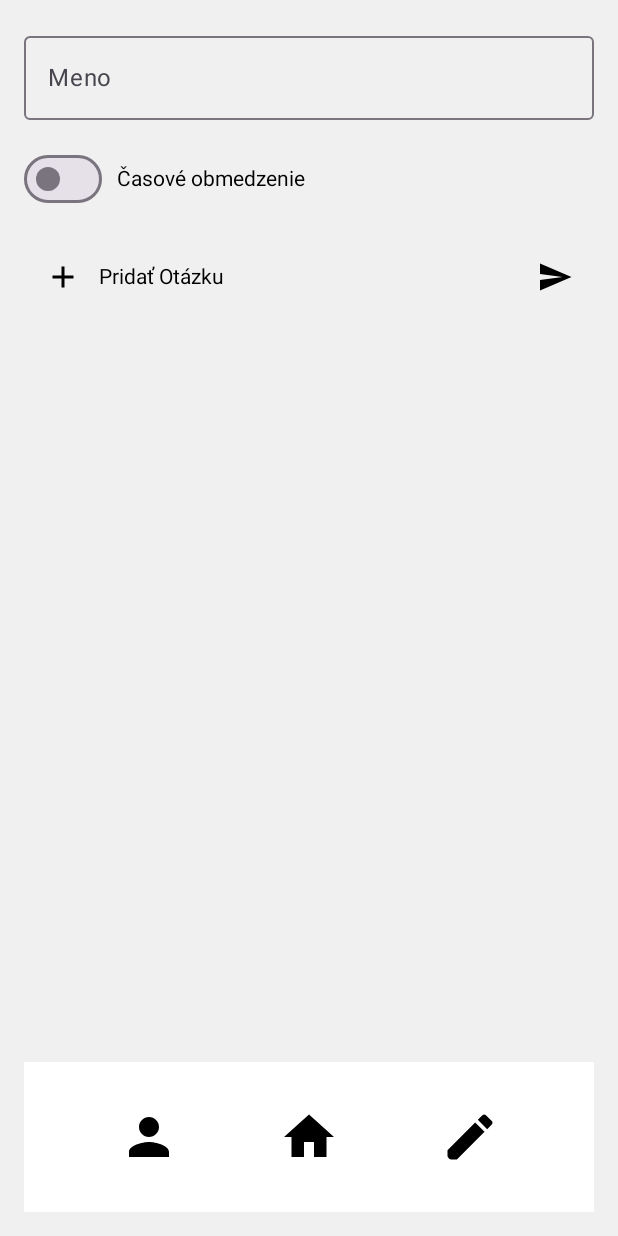
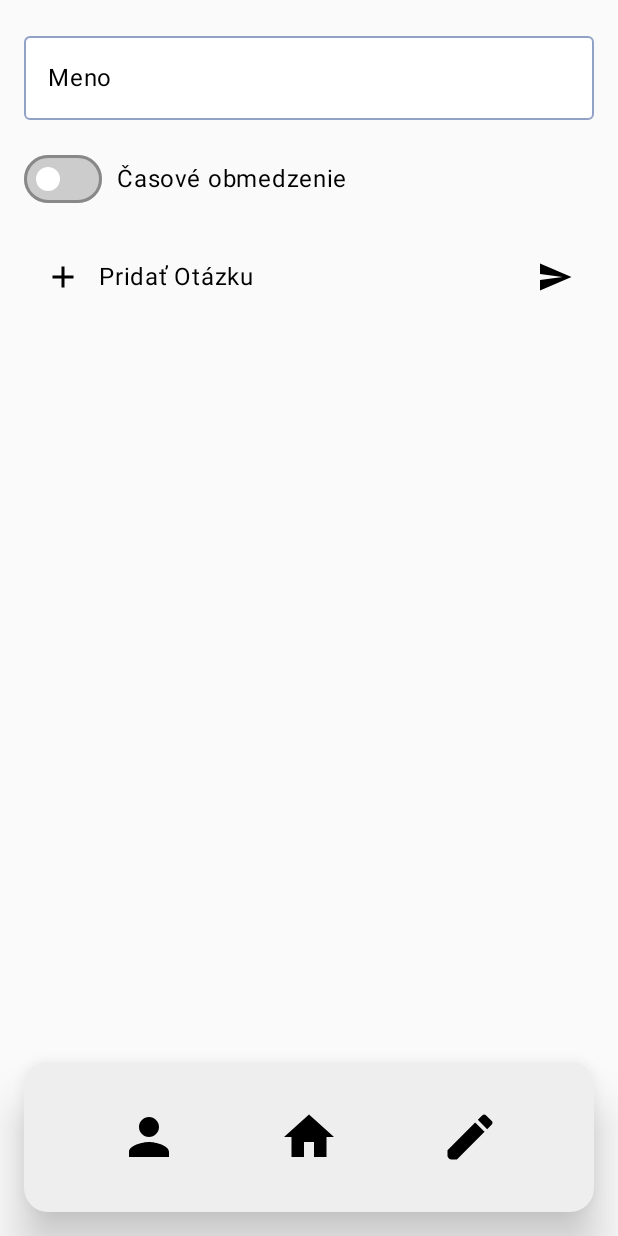
Before and after one commit to Baltazar3334/Semestralka_VAMZ, an Android app built with Jetpack Compose: the screen it shows after launch (MainActivity), after a tap on "Favorites", on a phone screen of 412 x 824 dp. Run offline under Robolectric (Android 15) with nearby library versions, the phone set to English and light mode, and no system bars; our stand-ins replace Room's generated code.

Commit message:
Obecne upravenie UI aby vyzeralo krajsie, tiez pridane UserStats do databazy na sledovanie statistik uzivatela. Tieto statistiky sa potom zobrazuju na uvodnej stranke aplikacie

```diff
--- a/app/src/main/java/com/example/semestralka_vamz/data/database/AppDatabase.kt
+++ b/app/src/main/java/com/example/semestralka_vamz/data/database/AppDatabase.kt
@@ -6,11 +6,13 @@ import androidx.room.Room
 import androidx.room.RoomDatabase
 import com.example.semestralka_vamz.data.database.entity.Question
 import com.example.semestralka_vamz.data.database.entity.Quiz
+import com.example.semestralka_vamz.data.database.entity.UserStats
 
-@Database(entities = [Quiz::class, Question::class], version = 2, exportSchema = false)
+@Database(entities = [Quiz::class, Question::class, UserStats::class], version = 4, exportSchema = false)
 abstract class AppDatabase : RoomDatabase() {
     abstract fun quizDao(): QuizDao
     abstract fun questionDao(): QuestionDao
+    abstract fun userStatsDao(): UserStatsDao
 
     companion object {
         @Volatile
@@ -22,7 +24,8 @@ abstract class AppDatabase : RoomDatabase() {
                     context.applicationContext,
                     AppDatabase::class.java,
                     "quiz_database"
-                ).build()
+                ).fallbackToDestructiveMigration()
+                 .build()
                 INSTANCE = instance
                 instance
             }
--- /dev/null
+++ b/app/src/main/java/com/example/semestralka_vamz/data/database/UserStatsDao.kt
@@ -0,0 +1,19 @@
+package com.example.semestralka_vamz.data.database
+
+import androidx.room.Dao
+import androidx.room.Insert
+import androidx.room.OnConflictStrategy
+import androidx.room.Query
+import com.example.semestralka_vamz.data.database.entity.UserStats
+import kotlinx.coroutines.flow.Flow
+
+@Dao
+interface UserStatsDao {
+
+    @Query("SELECT * FROM UserStats WHERE id = 0")
+    fun getStats(): Flow<UserStats?>
+
+    @Insert(onConflict = OnConflictStrategy.REPLACE)
+    suspend fun insertStats(stats: UserStats)
+
+}
--- a/app/src/main/java/com/example/semestralka_vamz/ui/MainActivity.kt
+++ b/app/src/main/java/com/example/semestralka_vamz/ui/MainActivity.kt
@@ -11,10 +11,7 @@ import androidx.compose.animation.fadeOut
 import androidx.compose.animation.slideInHorizontally
 import androidx.compose.animation.slideOutHorizontally
 import androidx.compose.animation.with
-import androidx.compose.foundation.Image
-import androidx.compose.foundation.background
 import androidx.compose.foundation.layout.Arrangement
-import androidx.compose.foundation.layout.Box
 import androidx.compose.foundation.layout.Column
 import androidx.compose.foundation.layout.Row
 import androidx.compose.foundation.layout.Spacer
@@ -23,39 +20,40 @@ import androidx.compose.foundation.layout.fillMaxWidth
 import androidx.compose.foundation.layout.height
 import androidx.compose.foundation.layout.padding
 import androidx.compose.foundation.layout.size
-import androidx.compose.foundation.layout.width
-import androidx.compose.foundation.shape.CircleShape
 import androidx.compose.foundation.shape.RoundedCornerShape
 import androidx.compose.material.icons.Icons
 import androidx.compose.material.icons.filled.Edit
 import androidx.compose.material.icons.filled.Home
 import androidx.compose.material.icons.filled.Person
-import androidx.compose.material.icons.filled.Settings
 import androidx.compose.material3.AlertDialog
 import androidx.compose.material3.Card
 import androidx.compose.material3.CardDefaults
 import androidx.compose.material3.Icon
 import androidx.compose.material3.IconButton
+import androidx.compose.material3.MaterialTheme
+import androidx.compose.material3.Surface
 import androidx.compose.material3.Text
 import androidx.compose.material3.TextButton
 import androidx.compose.runtime.Composable
+import androidx.compose.runtime.collectAsState
 import androidx.compose.runtime.getValue
 import androidx.compose.runtime.mutableStateOf
 import androidx.compose.runtime.remember
 import androidx.compose.runtime.setValue
 import androidx.compose.ui.Alignment
 import androidx.compose.ui.Modifier
-import androidx.compose.ui.draw.clip
 import androidx.compose.ui.graphics.Color
 import androidx.compose.ui.platform.LocalContext
-import androidx.compose.ui.res.painterResource
 import androidx.compose.ui.text.font.Font
 import androidx.compose.ui.text.font.FontFamily
 import androidx.compose.ui.text.font.FontWeight
 import androidx.compose.ui.unit.dp
 import androidx.compose.ui.unit.sp
 import com.example.semestralka_vamz.R
+import com.example.semestralka_vamz.data.database.AppDatabase
+import com.example.semestralka_vamz.data.database.Repository.StatsRepository
 import com.example.semestralka_vamz.data.database.entity.Quiz
+import com.example.semestralka_vamz.ui.theme.SemestralkaTheme
 
 val mainFont = FontFamily(
     Font(R.font.lato_black)
@@ -72,6 +70,7 @@ class MainActivity : ComponentActivity() {
         super.onCreate(savedInstanceState)
         enableEdgeToEdge()
         setContent {
+            SemestralkaTheme {
                 var currentScreen by remember { mutableStateOf("menu") }
                 var showExitDialog by remember { mutableStateOf(false) }
                 var showExitDialogToDatabase by remember { mutableStateOf(false) }
@@ -201,16 +200,24 @@ class MainActivity : ComponentActivity() {
 
                 }
             }
+
+        }
     }
 }
 
 @Composable
 fun MenuScreen(onEditClick: () -> Unit, onHomeClick: () -> Unit, onStorageClick: () -> Unit) {
 
+    val context = LocalContext.current
+    val db = AppDatabase.getDatabase(context)
+    val statsRepository = StatsRepository(db.userStatsDao())
+    val statsState by statsRepository.statsFlow.collectAsState(initial = null)
+    val stats = statsState
+
+
     Column(
         modifier = Modifier
             .fillMaxSize()
-            .background(Color(0xFFF0F0F0))
             .padding(
                 top = 25.dp,
                 bottom = 16.dp,
@@ -221,26 +228,43 @@ fun MenuScreen(onEditClick: () -> Unit, onHomeClick: () -> Unit, onStorageClick:
         Column(
             verticalArrangement = Arrangement.spacedBy(20.dp)
         ) {
-            MenuCard(title = "Posledný kvíz", Modifier, 180, 0, "posledny_kviz")
-            MenuCard(title = "Rozrobeny Kvíz", Modifier, 180, 0, "posledny_kviz")
-            Row(
-                verticalAlignment = Alignment.CenterVertically,
-                horizontalArrangement = Arrangement.SpaceBetween,
-                modifier = Modifier.fillMaxWidth()
+            Spacer(modifier = Modifier.height(8.dp))
+            Text(
+                text = "Dobrý Deň,",
+                fontWeight = FontWeight.Bold,
+                fontSize = 40.sp
+            )
+            Card(
+                modifier = Modifier
+                    .fillMaxWidth()
+                    .padding(1.dp),
+                elevation = CardDefaults.cardElevation(defaultElevation = 8.dp),
+                shape = RoundedCornerShape(16.dp),
+                colors = CardDefaults.cardColors(
+                    containerColor = MaterialTheme.colorScheme.surface
+                )
             ) {
-                MenuCard(title = "Obľúbené", modifier = Modifier.weight(1f), 140, 80, "")
-                Spacer(modifier = Modifier.width(8.dp))
-                IconButton(
-                    onClick = { /* Nastavenia */ },
-                    modifier = Modifier
-                        .size(120.dp)
-                        .background(Color.White, shape = RoundedCornerShape(12.dp))
+                Column(
+                    modifier = Modifier.padding(16.dp)
                 ) {
-                    Icon(
-                        imageVector = Icons.Default.Settings,
-                        contentDescription = "Nastavenia",
-                        modifier = Modifier.size(48.dp)
+                    Text(
+                        text = "Vaše štatistiky",
+                        fontWeight = FontWeight.Bold,
+                        fontSize = 20.sp
                     )
+                    Spacer(modifier = Modifier.height(8.dp))
+
+                    if (stats == null) {
+                        Text("Žiadne údaje zatiaľ nie sú dostupné.")
+                    } else {
+                        val successRate = if (stats.totalQuestionsAnswered > 0)
+                            (stats.totalCorrectAnswers * 100 / stats.totalQuestionsAnswered)
+                        else 0
+
+                        Text("Dokončené kvízy: ${stats.totalQuizzesCompleted}")
+                        Text("Perfektné skóre: ${stats.perfectScores}")
+                        Text("Úspešnosť: $successRate %")
+                    }
                 }
             }
         }
@@ -250,88 +274,21 @@ fun MenuScreen(onEditClick: () -> Unit, onHomeClick: () -> Unit, onStorageClick:
 }
 
 @Composable
-fun MenuCard(title: String, modifier: Modifier = Modifier, height: Int, width: Int, obrazok: String) {
-
-    val widthModifier = if (width == 0) {
-        Modifier.fillMaxWidth()
-    } else {
-        Modifier.width(width.dp)
-    }
-
-    val context = LocalContext.current
-    val imageId = context.resources.getIdentifier(obrazok, "drawable", context.packageName)
-    val imagePainter = if (imageId != 0) {
-        painterResource(id = imageId)
-    } else {
-        painterResource(id = R.drawable.posledny_kviz)
-    }
-
-    Card(
-        modifier = modifier
-            .then(widthModifier)
-            .height(height.dp),
-        shape = RoundedCornerShape(12.dp),
-        elevation = CardDefaults.cardElevation(10.dp)
-
+fun BottomNavigationBar(onEditClick: () -> Unit, onHomeClick: () -> Unit, onStorageClick: () -> Unit) {
+    Surface(
+        tonalElevation = 10.dp,
+        shadowElevation = 18.dp,
+        color = Color(0xFFeeeeee),
+        shape = RoundedCornerShape(
+            topStart = 16.dp,
+            topEnd = 16.dp,
+            bottomStart = 16.dp,
+            bottomEnd = 16.dp),
     ) {
-        if (imageId != 0){
-            Row(
-                verticalAlignment = Alignment.CenterVertically,
-                modifier = Modifier.padding(15.dp)
-            ) {
-                Image(
-                    painter = imagePainter,
-                    contentDescription = "Avatar",
-                    modifier = Modifier
-                        .size(80.dp)
-                        .clip(CircleShape)
-                )
-
-
-                Spacer(modifier = Modifier.width(15.dp))
-
-                Column(
-                    verticalArrangement = Arrangement.Center
-                ) {
-                    Text(text = title, fontSize = 30.sp, fontWeight = FontWeight.Bold, fontFamily = mainFont)
-                    Text(text = "Autor", fontSize = 12.sp, color = Color.Gray)
-
-
-                }
-
-
-            }
-            Column(
-                verticalArrangement = Arrangement.Center
-            ) {
-                Text(text = "Popis", fontSize = 13.sp, color = Color.Gray,modifier = Modifier.padding(15.dp) )
-            }
-
-        }else{
-            Box(
-                contentAlignment = Alignment.Center,
-                modifier = Modifier.fillMaxSize()
-            ) {
-                Text(
-                    text = title,
-                    fontSize = 30.sp,
-                    fontWeight = FontWeight.Bold,
-                    fontFamily = mainFont,
-                    modifier = Modifier.align(Alignment.Center)
-                )
-            }
-        }
-
-    }
-}
-
-@Composable
-fun BottomNavigationBar(onEditClick: () -> Unit, onHomeClick: () -> Unit, onStorageClick: () -> Unit) {
         Row(
             modifier = Modifier
-            .width(400.dp)
-            .height(100.dp)
-            .background(Color.White),
+                .fillMaxWidth()
+                .height(100.dp),
             horizontalArrangement = Arrangement.SpaceEvenly,
             verticalAlignment = Alignment.CenterVertically
         ) {
@@ -340,7 +297,6 @@ fun BottomNavigationBar(onEditClick: () -> Unit, onHomeClick: () -> Unit, onStor
                     Icons.Default.Person,
                     contentDescription = "Documents",
                     modifier = Modifier.size(48.dp)
-
                 )
             }
             IconButton(onClick = { onHomeClick() }) {
@@ -356,6 +312,7 @@ fun BottomNavigationBar(onEditClick: () -> Unit, onHomeClick: () -> Unit, onStor
                     contentDescription = "Favorites",
                     modifier = Modifier.size(48.dp)
                 )
+            }
         }
     }
 }
--- a/app/src/main/java/com/example/semestralka_vamz/ui/QuizCreateScreen.kt
+++ b/app/src/main/java/com/example/semestralka_vamz/ui/QuizCreateScreen.kt
@@ -1,6 +1,5 @@
 package com.example.semestralka_vamz.ui
 import androidx.activity.compose.BackHandler
-import androidx.compose.foundation.background
 import androidx.compose.foundation.clickable
 import androidx.compose.foundation.layout.Arrangement
 import androidx.compose.foundation.layout.Box
@@ -26,11 +25,15 @@ import androidx.compose.material3.Card
 import androidx.compose.material3.CardDefaults
 import androidx.compose.material3.Icon
 import androidx.compose.material3.IconButton
+import androidx.compose.material3.MaterialTheme
 import androidx.compose.material3.OutlinedTextField
+import androidx.compose.material3.OutlinedTextFieldDefaults
 import androidx.compose.material3.Slider
 import androidx.compose.material3.Switch
+import androidx.compose.material3.SwitchDefaults
 import androidx.compose.material3.Text
 import androidx.compose.material3.TextField
+import androidx.compose.material3.TextFieldDefaults
 import androidx.compose.runtime.Composable
 import androidx.compose.runtime.LaunchedEffect
 import androidx.compose.runtime.MutableState
@@ -74,6 +77,8 @@ fun CreateQuizScreen(existingQuiz: Quiz? = null, onEditClick: () -> Unit, onHome
     val db = AppDatabase.getDatabase(context)
     val quizRepository = QuizRepository(db.quizDao())
     val questionRepository = QuestionRepository(db.questionDao())
+
+
 
     BackHandler {
         onHomeClick()
@@ -120,12 +125,10 @@ fun CreateQuizScreen(existingQuiz: Quiz? = null, onEditClick: () -> Unit, onHome
     Box(
         modifier = Modifier
             .fillMaxSize()
-            .background(Color(0xFFF0F0F0))
     ) {
         Column(
             modifier = Modifier
                 .fillMaxSize()
-                .background(Color(0xFFF0F0F0))
                 .padding(16.dp),
             verticalArrangement = Arrangement.SpaceBetween
         ) {
@@ -139,6 +142,17 @@ fun CreateQuizScreen(existingQuiz: Quiz? = null, onEditClick: () -> Unit, onHome
                     value = quizName,
                     onValueChange = { quizName = it },
                     label = { Text("Meno") },
+                    colors = OutlinedTextFieldDefaults.colors(
+                        focusedTextColor = Color(0xFF000000),
+                        unfocusedTextColor = Color(0xFF000000),
+                        cursorColor = Color(0xFF1E3A8A),
+                        focusedBorderColor = Color(0xFF1E3A8A),
+                        unfocusedBorderColor = Color(0x80274690),
+                        focusedLabelColor = Color(0xFF1E3A8A),
+                        unfocusedLabelColor = Color(0xFF000000),
+                        focusedContainerColor = Color(0xFFFFFFFF),
+                        unfocusedContainerColor = Color(0xFFFFFFFF)
+                    ),
                     modifier = Modifier
                         .fillMaxWidth()
                         .clickable { keyboardController?.show() }
@@ -151,7 +165,15 @@ fun CreateQuizScreen(existingQuiz: Quiz? = null, onEditClick: () -> Unit, onHome
                 ) {
                     Switch(
                         checked = isTimeLimitEnabled,
-                        onCheckedChange = { isTimeLimitEnabled = it }
+                        onCheckedChange = { isTimeLimitEnabled = it },
+                        colors = SwitchDefaults.colors(
+                            checkedThumbColor = Color.White,
+                            checkedTrackColor = Color(0xFF1E3A8A),
+                            uncheckedThumbColor = Color.White,
+                            uncheckedTrackColor = Color(0xFFCCCCCC),
+                            uncheckedBorderColor = Color(0xFF888888),
+                            checkedBorderColor = Color(0xFF1E3A8A)
+                        )
                     )
                     Spacer(modifier = Modifier.width(10.dp))
                     Text("Časové obmedzenie")
@@ -270,9 +292,12 @@ fun QuestionItem(
             modifier = Modifier.
             fillMaxWidth()
                 .padding(4.dp)
-                .height(40.dp),
+                .height(60.dp),
             shape = RoundedCornerShape(12.dp),
-            elevation = CardDefaults.cardElevation(7.dp)
+            elevation = CardDefaults.cardElevation(7.dp),
+            colors = CardDefaults.cardColors(
+                containerColor = MaterialTheme.colorScheme.surface,
+            )
         ) {
             Row(
                 verticalAlignment = Alignment.CenterVertically,
@@ -294,7 +319,10 @@ fun QuestionItem(
                 .fillMaxWidth()
                 .padding(4.dp),
             shape = RoundedCornerShape(12.dp),
-            elevation = CardDefaults.cardElevation(7.dp)
+            elevation = CardDefaults.cardElevation(7.dp),
+            colors = CardDefaults.cardColors(
+                containerColor = MaterialTheme.colorScheme.surface,
+            )
         ) {
             Column(modifier = Modifier.padding(12.dp)) {
                 Row(
@@ -311,7 +339,18 @@ fun QuestionItem(
                         label = { Text("Otazka") },
                         modifier = Modifier
                             .fillMaxWidth()
-                            .clickable { keyboardController?.show() }
+                            .clickable { keyboardController?.show() },
+                        colors = TextFieldDefaults.colors(
+                            focusedTextColor = Color(0xFF000000),
+                            unfocusedTextColor = Color(0xFF000000),
+                            cursorColor = Color(0xFF1E3A8A),
+                            focusedIndicatorColor = Color(0xFF1E3A8A),
+                            unfocusedIndicatorColor = Color(0x80274690),
+                            focusedLabelColor = Color(0xFF1E3A8A),
+                            unfocusedLabelColor = Color(0xFF000000),
+                            focusedContainerColor = Color(0xFFFFFFFF),
+                            unfocusedContainerColor = Color(0xFFFFFFFF)
+                        ),
                     )
                 }
                 Row(
@@ -319,14 +358,25 @@ fun QuestionItem(
                     modifier = Modifier.fillMaxWidth(),
                     horizontalArrangement = Arrangement.Start
                 ) {
-                    Text("○", fontSize = 20.sp, color = Color.Black, modifier = Modifier.padding(end = 8.dp))
+                    Text("○", fontSize = 20.sp, modifier = Modifier.padding(end = 8.dp))
                     TextField(
                         value = data.correctAnswer.value,
                         onValueChange = { data.correctAnswer.value = it },
                         label = { Text("Správna odpoveď") },
                         modifier = Modifier
                             .fillMaxWidth()
-                            .clickable { keyboardController?.show() }
+                            .clickable { keyboardController?.show() },
+                        colors = TextFieldDefaults.colors(
+                            focusedTextColor = Color(0xFF000000),
+                            unfocusedTextColor = Color(0xFF000000),
+                            cursorColor = Color(0xFF1E3A8A),
+                            focusedIndicatorColor = Color(0xFF1E3A8A),
+                            unfocusedIndicatorColor = Color(0x80274690),
+                            focusedLabelColor = Color(0xFF1E3A8A),
+                            unfocusedLabelColor = Color(0xFF000000),
+                            focusedContainerColor = Color(0xFFFFFFFF),
+                            unfocusedContainerColor = Color(0xFFFFFFFF)
+                        ),
                     )
                 }
                 data.answers.forEachIndexed { index, answer ->
@@ -335,7 +385,7 @@ fun QuestionItem(
                         modifier = Modifier.fillMaxWidth(),
                         horizontalArrangement = Arrangement.Start
                     ) {
-                        Text("○", fontSize = 20.sp, color = Color.Black, modifier = Modifier.padding(end = 8.dp))
+                        Text("○", fontSize = 20.sp, modifier = Modifier.padding(end = 8.dp))
                         TextField(
                             value = answer,
                             onValueChange = {
@@ -344,7 +394,18 @@ fun QuestionItem(
                             label = { Text("Odpoveď ${index + 1}") },
                             modifier = Modifier
                                 .fillMaxWidth()
-                                .clickable { keyboardController?.show() }
+                                .clickable { keyboardController?.show() },
+                            colors = TextFieldDefaults.colors(
+                                focusedTextColor = Color(0xFF000000),
+                                unfocusedTextColor = Color(0xFF000000),
+                                cursorColor = Color(0xFF1E3A8A),
+                                focusedIndicatorColor = Color(0xFF1E3A8A),
+                                unfocusedIndicatorColor = Color(0x80274690),
+                                focusedLabelColor = Color(0xFF1E3A8A),
+                                unfocusedLabelColor = Color(0xFF000000),
+                                focusedContainerColor = Color(0xFFFFFFFF),
+                                unfocusedContainerColor = Color(0xFFFFFFFF)
+                            ),
                         )
                     }
                 }
--- a/app/src/main/java/com/example/semestralka_vamz/ui/QuizFinishScreen.kt
+++ b/app/src/main/java/com/example/semestralka_vamz/ui/QuizFinishScreen.kt
@@ -1,7 +1,6 @@
 package com.example.semestralka_vamz.ui
 
 import androidx.activity.compose.BackHandler
-import androidx.compose.foundation.background
 import androidx.compose.foundation.layout.Arrangement
 import androidx.compose.foundation.layout.Box
 import androidx.compose.foundation.layout.Column
@@ -24,7 +23,6 @@ import androidx.compose.material3.Text
 import androidx.compose.runtime.Composable
 import androidx.compose.ui.Alignment
 import androidx.compose.ui.Modifier
-import androidx.compose.ui.graphics.Color
 import androidx.compose.ui.text.font.FontWeight
 import androidx.compose.ui.unit.dp
 import androidx.compose.ui.unit.sp
@@ -42,8 +40,7 @@ fun FinishedQuizScreen(correctAnswers: Int? = null, totalQuestions: Int? = null,
 
         Box(
             modifier = Modifier
-                .fillMaxSize()
-                .background(Color(0xFFF0F0F0)),
+                .fillMaxSize(),
             contentAlignment = Alignment.Center
         ) {
             Card(
--- /dev/null
+++ b/app/src/main/java/com/example/semestralka_vamz/ui/Theme.kt
@@ -0,0 +1,27 @@
+package com.example.semestralka_vamz.ui.theme
+
+import androidx.compose.material3.MaterialTheme
+import androidx.compose.material3.lightColorScheme
+import androidx.compose.runtime.Composable
+import androidx.compose.ui.graphics.Color
+
+private val DarkerBlueColorScheme = lightColorScheme(
+    primary = Color(0xFF1E3A8A),
+    onPrimary = Color.White,
+    secondary = Color(0xFF274690),
+    onSecondary = Color.White,
+    background = Color(0xFFEEF2FF),
+    error = Color(0xFFB00020),
+    surfaceTint = Color(0xFF1E3A8A),
+    surface = Color.White,
+    onSurface = Color.Black,
+    onError = Color.White
+)
+
+@Composable
+fun SemestralkaTheme(content: @Composable () -> Unit) {
+    MaterialTheme(
+        colorScheme = DarkerBlueColorScheme,
+        content = content
+    )
+}
```
Also changed, not shown: app/src/main/java/com/example/semestralka_vamz/data/database/Repository/StatsRepository.kt (added, +22 -0 lines), app/src/main/java/com/example/semestralka_vamz/data/database/entity/UserStats.kt (added, +13 -0 lines), app/src/main/java/com/example/semestralka_vamz/ui/QuizPlayScreen.kt (+8 -0 lines), app/src/main/java/com/example/semestralka_vamz/ui/QuizStorageScreen.kt (+6 -5 lines). Lines whose indentation alone changed are shown as unchanged.
